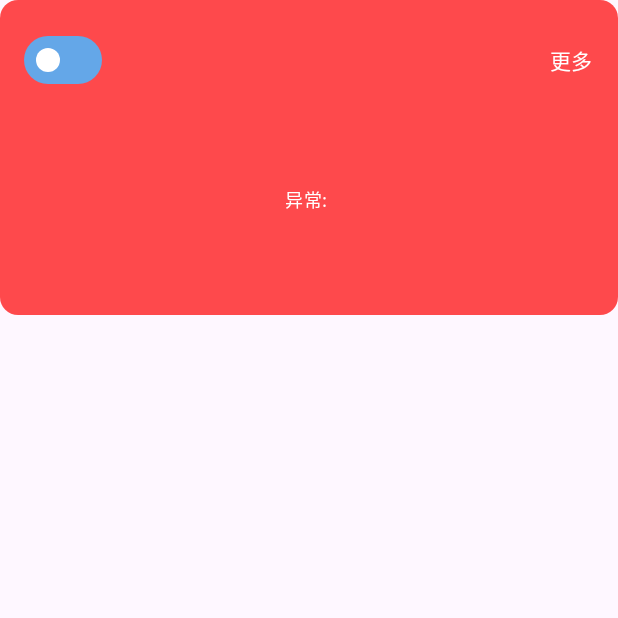
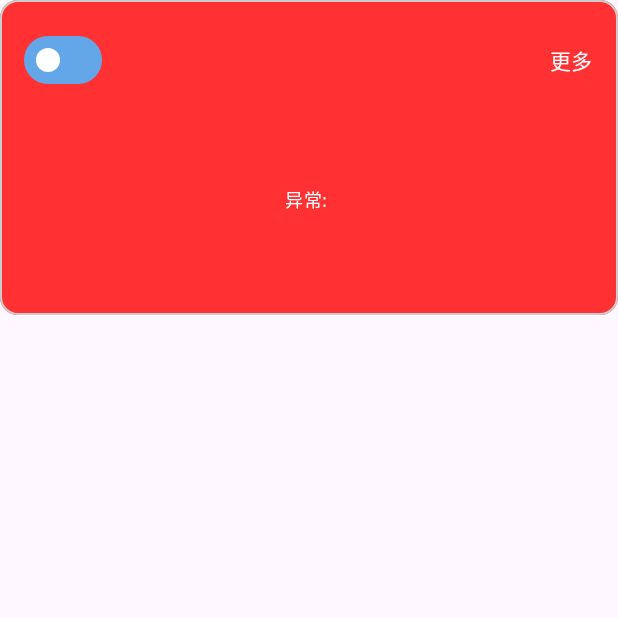
Before and after one commit to longfeiCA/simpleHealthManagement, an Android app built with Jetpack Compose: the composable VitalCardWithSwitch called with empty values, on a phone screen of 412 x 824 dp, the top half of it. Run offline under Robolectric (Android 15) with nearby library versions, the phone set to English and light mode, and no system bars.

Commit message:
add border to vital cards

```diff
--- a/app/src/main/java/com/example/simplehealthmanagement/HealthScreen.kt
+++ b/app/src/main/java/com/example/simplehealthmanagement/HealthScreen.kt
@@ -2,6 +2,7 @@ package com.example.simplehealthmanagement
 
 import androidx.compose.foundation.Image
 import androidx.compose.foundation.background
+import androidx.compose.foundation.border
 import androidx.compose.foundation.layout.*
 import androidx.compose.foundation.shape.RoundedCornerShape
 import androidx.compose.material.icons.Icons
@@ -360,7 +361,7 @@ fun VitalCardWithSwitch(
     status: String,
     switchState: Boolean,
     onSwitchChange: (Boolean) -> Unit,
-    backgroundPainter: Painter?, // 添加背景图片选项
+    backgroundPainter: Painter?, // Background image
     modifier: Modifier = Modifier
 ) {
     val switchColors = SwitchDefaults.colors(
@@ -372,13 +373,14 @@ fun VitalCardWithSwitch(
         uncheckedBorderColor = Color.Transparent,
     )
 
-    val cardBackgroundColor = if (status == "正常") Color.Transparent else Color.Red.copy(alpha = 0.7f)
+    val cardBackgroundColor = if (status == "正常") Color.Transparent else Color.Red.copy(alpha = 0.8f)
     val statusDisplay = if (status == "正常") "正常" else "异常: $status"
 
     Card(
         modifier = modifier
             .fillMaxWidth()
-            .height(210.dp),
+            .height(210.dp)
+            .border(1.dp, Color.LightGray, RoundedCornerShape(12.dp)),
         shape = RoundedCornerShape(12.dp),
         colors = CardDefaults.cardColors(containerColor = cardBackgroundColor)
     ) {
```
